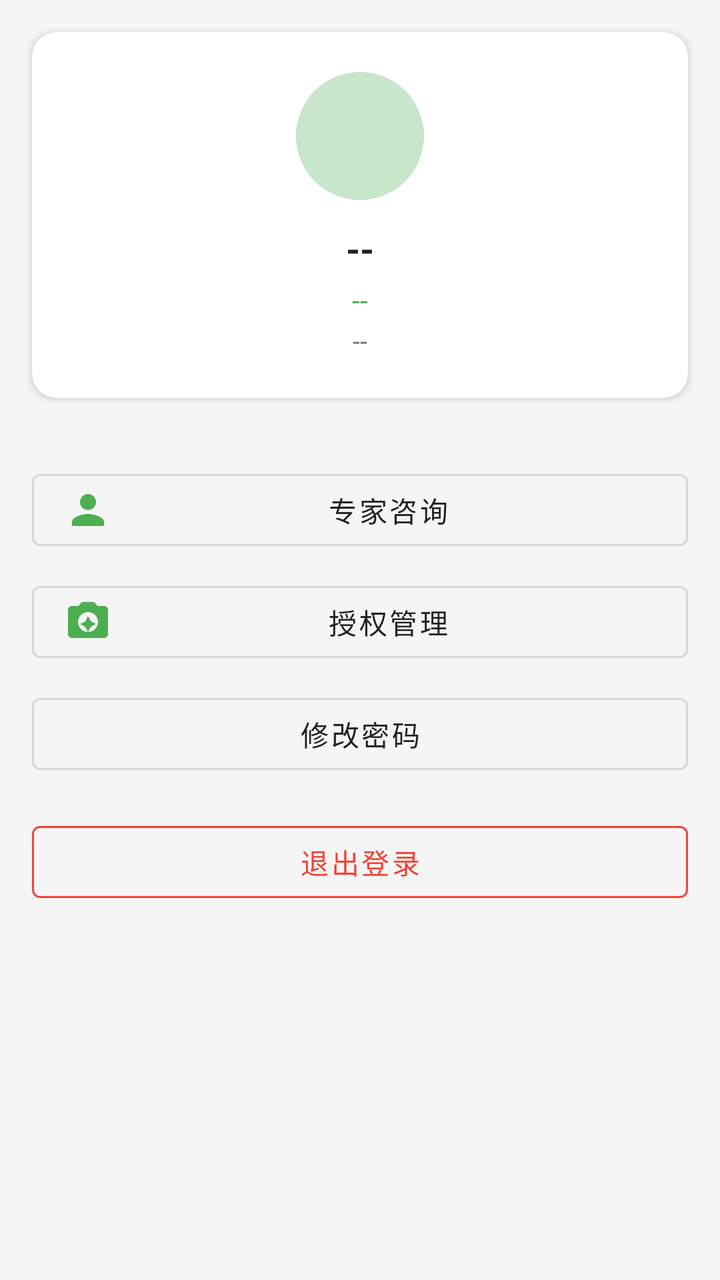
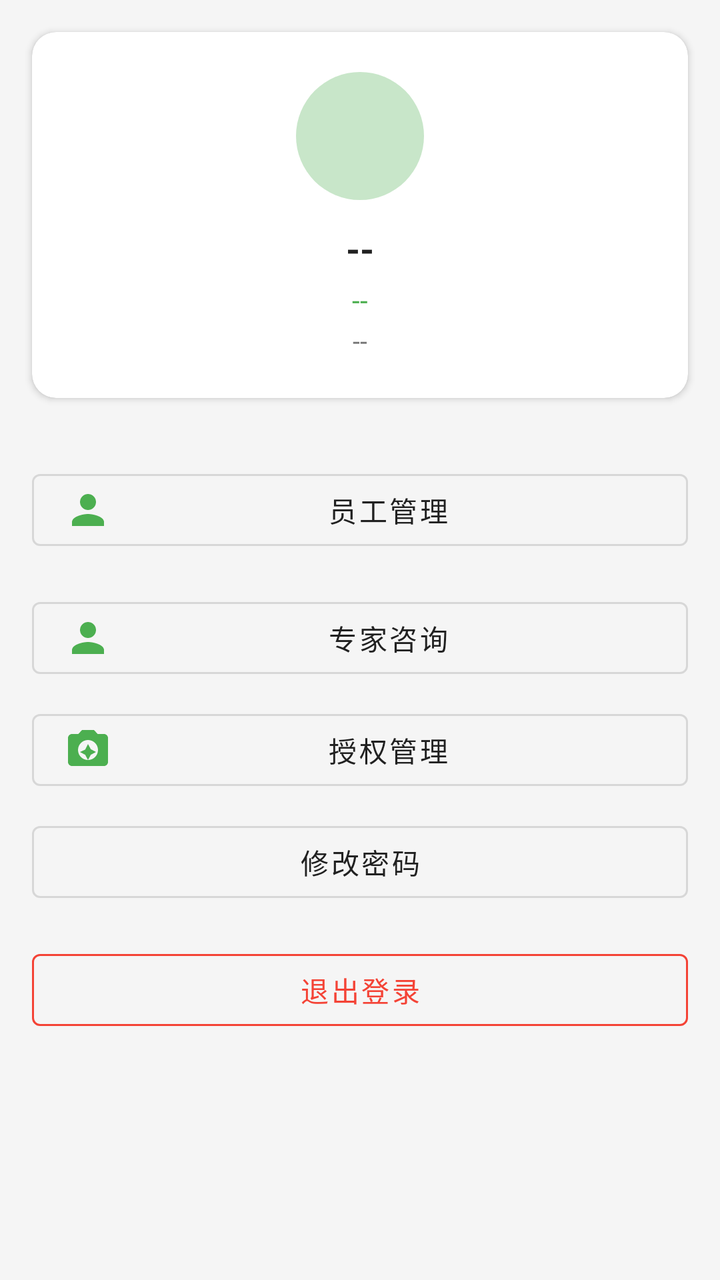

The first picture is an Android layout as it rendered before a commit; the second is the same layout after the commit. The layout source and the unified diff follow.
<!-- AndroidManifest.xml: application theme Theme.SmartGreenhouse -->
<!-- res/layout/fragment_profile.xml -->
<?xml version="1.0" encoding="utf-8"?>
<LinearLayout xmlns:android="http://schemas.android.com/apk/res/android"
    xmlns:app="http://schemas.android.com/apk/res-auto"
    android:layout_width="match_parent"
    android:layout_height="match_parent"
    android:orientation="vertical"
    android:background="@color/background">

    
    <androidx.cardview.widget.CardView
        android:layout_width="match_parent"
        android:layout_height="wrap_content"
        android:layout_margin="16dp"
        app:cardCornerRadius="12dp"
        app:cardElevation="2dp">

        <LinearLayout
            android:layout_width="match_parent"
            android:layout_height="wrap_content"
            android:orientation="vertical"
            android:padding="20dp"
            android:gravity="center">

            
            <View
                android:layout_width="64dp"
                android:layout_height="64dp"
                android:background="@drawable/bg_avatar" />

            <TextView
                android:id="@+id/tv_real_name"
                android:layout_width="wrap_content"
                android:layout_height="wrap_content"
                android:layout_marginTop="12dp"
                android:text="--"
                android:textColor="@color/on_surface"
                android:textSize="18sp"
                android:textStyle="bold" />

            <TextView
                android:id="@+id/tv_role"
                android:layout_width="wrap_content"
                android:layout_height="wrap_content"
                android:layout_marginTop="4dp"
                android:text="--"
                android:textColor="@color/primary"
                android:textSize="14sp" />

            <TextView
                android:id="@+id/tv_username"
                android:layout_width="wrap_content"
                android:layout_height="wrap_content"
                android:layout_marginTop="2dp"
                android:text="--"
                android:textColor="@color/text_secondary"
                android:textSize="13sp" />
        </LinearLayout>
    </androidx.cardview.widget.CardView>

    
    <com.google.android.material.button.MaterialButton
        android:id="@+id/btn_expert_consult"
        android:layout_width="match_parent"
        android:layout_height="48dp"
        android:layout_marginHorizontal="16dp"
        android:layout_marginTop="16dp"
        android:text="专家咨询"
        android:textColor="@color/on_surface"
        app:icon="@drawable/ic_expert"
        app:iconGravity="start"
        style="@style/Widget.MaterialComponents.Button.OutlinedButton" />

    
    <com.google.android.material.button.MaterialButton
        android:id="@+id/btn_authorization"
        android:layout_width="match_parent"
        android:layout_height="48dp"
        android:layout_marginHorizontal="16dp"
        android:layout_marginTop="8dp"
        android:text="授权管理"
        android:textColor="@color/on_surface"
        app:icon="@drawable/ic_snapshot"
        app:iconGravity="start"
        style="@style/Widget.MaterialComponents.Button.OutlinedButton" />

    
    <com.google.android.material.button.MaterialButton
        android:id="@+id/btn_change_password"
        android:layout_width="match_parent"
        android:layout_height="48dp"
        android:layout_marginHorizontal="16dp"
        android:layout_marginTop="8dp"
        android:text="修改密码"
        android:textColor="@color/on_surface"
        style="@style/Widget.MaterialComponents.Button.OutlinedButton" />

    
    <com.google.android.material.button.MaterialButton
        android:id="@+id/btn_logout"
        android:layout_width="match_parent"
        android:layout_height="48dp"
        android:layout_marginHorizontal="16dp"
        android:layout_marginTop="16dp"
        android:text="@string/profile_logout"
        android:textColor="@color/level_danger"
        app:strokeColor="@color/level_danger"
        style="@style/Widget.MaterialComponents.Button.OutlinedButton" />

</LinearLayout>
<!-- resources referenced by this layout -->
<resources>
  <color name="background">#FFF5F5F5</color>
  <color name="level_danger">#FFF44336</color>
  <color name="on_surface">#FF212121</color>
  <color name="primary">#FF4CAF50</color>
  <color name="text_secondary">#FF757575</color>
  <!-- drawable bg_avatar (drawable) -->
  <?xml version="1.0" encoding="utf-8"?>
  <shape xmlns:android="http://schemas.android.com/apk/res/android"
      android:shape="oval">
      <solid android:color="@color/primary_light" />
  </shape>
  <!-- drawable ic_expert (drawable) -->
  <?xml version="1.0" encoding="utf-8"?>
  <vector xmlns:android="http://schemas.android.com/apk/res/android"
      android:width="24dp"
      android:height="24dp"
      android:viewportWidth="24"
      android:viewportHeight="24">
      <path
          android:fillColor="#4CAF50"
          android:pathData="M12,12c2.21,0 4,-1.79 4,-4s-1.79,-4 -4,-4 -4,1.79 -4,4 1.79,4 4,4zM12,14c-2.67,0 -8,1.34 -8,4v2h16v-2c0,-2.66 -5.33,-4 -8,-4z" />
  </vector>
  <!-- drawable ic_snapshot (drawable) -->
  <?xml version="1.0" encoding="utf-8"?>
  <vector xmlns:android="http://schemas.android.com/apk/res/android"
      android:width="24dp"
      android:height="24dp"
      android:viewportWidth="24"
      android:viewportHeight="24">
      <path
          android:fillColor="#4CAF50"
          android:pathData="M9,2L7.17,4H4c-1.1,0 -2,0.9 -2,2v12c0,1.1 0.9,2 2,2h16c1.1,0 2,-0.9 2,-2V6c0,-1.1 -0.9,-2 -2,-2h-3.17L15,2H9zM12,17c-2.76,0 -5,-2.24 -5,-5s2.24,-5 5,-5 5,2.24 5,5 -2.24,5 -5,5zM12,9l-1.4,2.8L8,13l2.6,1.4L12,17l1.4,-2.6L16,13l-2.6,-1.4z" />
  </vector>
  <string name="profile_logout">退出登录</string>
  <style name="Theme.SmartGreenhouse" parent="Theme.MaterialComponents.Light.NoActionBar">
          <item name="colorPrimary">@color/primary</item>
          <item name="colorPrimaryDark">@color/primary_dark</item>
          <item name="colorAccent">@color/accent</item>
          <item name="android:statusBarColor">@color/primary_dark</item>
          <item name="android:navigationBarColor">@color/surface</item>
          <item name="android:windowBackground">@color/background</item>
      </style>
  <color name="primary_light">#FFC8E6C9</color>
  <color name="primary_dark">#FF388E3C</color>
  <color name="accent">#FF00BCD4</color>
  <color name="surface">#FFFFFFFF</color>
</resources>

<!-- the commit's change to res/layout/fragment_profile.xml (unified diff, before → after) -->
@@ -59,6 +59,19 @@
 
     
     <com.google.android.material.button.MaterialButton
+        android:id="@+id/btn_employee_management"
+        android:layout_width="match_parent"
+        android:layout_height="48dp"
+        android:layout_marginHorizontal="16dp"
+        android:layout_marginTop="16dp"
+        android:text="员工管理"
+        android:textColor="@color/on_surface"
+        app:icon="@drawable/ic_profile"
+        app:iconGravity="start"
+        style="@style/Widget.MaterialComponents.Button.OutlinedButton" />
+
+    
+    <com.google.android.material.button.MaterialButton
         android:id="@+id/btn_expert_consult"
         android:layout_width="match_parent"
         android:layout_height="48dp"
<!-- resource entries referenced after the edit -->
@@ -20,6 +20,14 @@
       android:viewportHeight="24">
       <path
           android:fillColor="#4CAF50"
+          android:pathData="M12,12c2.21,0 4,-1.79 4,-4s-1.79,-4 -4,-4 -4,1.79 -4,4 1.79,4 4,4zM12,14c-2.67,0 -8,1.34 -8,4v2h16v-2c0,-2.66 -5.33,-4 -8,-4z" />
+  </vector>
+  <!-- drawable ic_profile (drawable) -->
+  <?xml version="1.0" encoding="utf-8"?>
+  <vector xmlns:android="http://schemas.android.com/apk/res/android"
+      android:width="24dp" android:height="24dp"
+      android:viewportWidth="24" android:viewportHeight="24">
+      <path android:fillColor="#FF757575"
           android:pathData="M12,12c2.21,0 4,-1.79 4,-4s-1.79,-4 -4,-4 -4,1.79 -4,4 1.79,4 4,4zM12,14c-2.67,0 -8,1.34 -8,4v2h16v-2c0,-2.66 -5.33,-4 -8,-4z" />
   </vector>
   <!-- drawable ic_snapshot (drawable) -->
